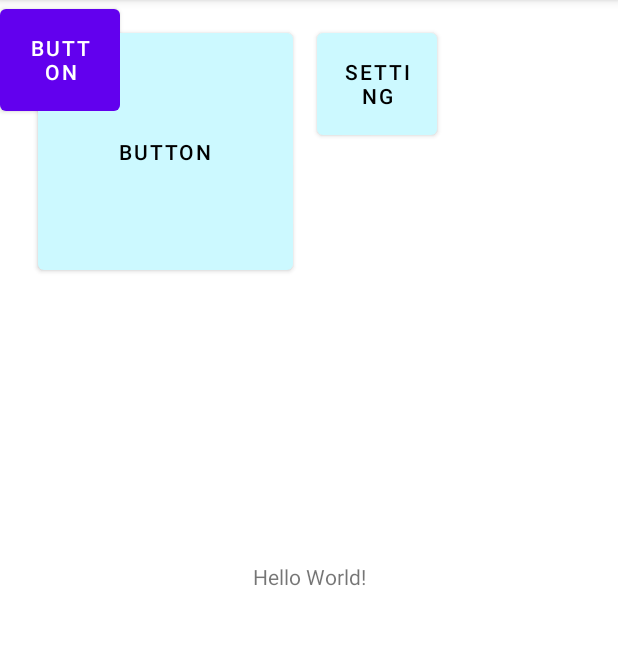
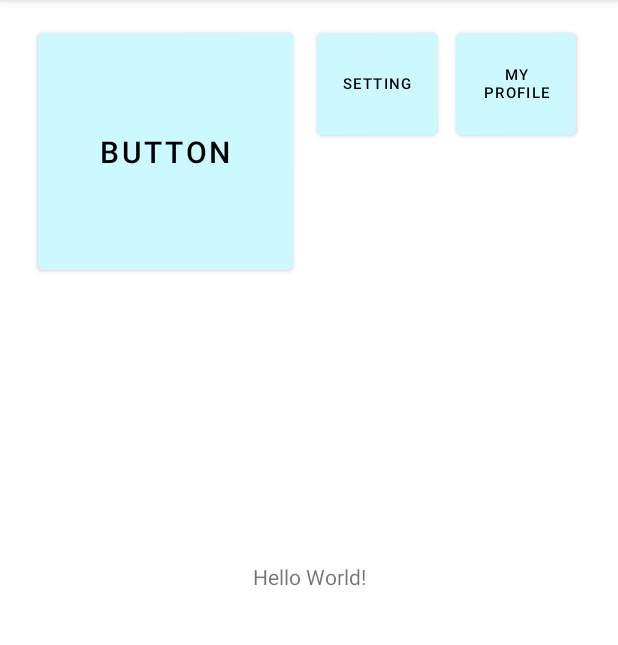
Before and after one commit to Komorebi-tg/app1, an Android app: the screen it shows after launch (MainActivity), on a phone screen of 412 x 824 dp, the part 84-729 px from its top. Run offline under Robolectric (Android 15) with nearby library versions, the phone set to English and light mode, and no system bars.

Commit message:
added buttons

```diff
--- a/app/src/main/res/layout/activity_main.xml
+++ b/app/src/main/res/layout/activity_main.xml
@@ -24,6 +24,7 @@
         android:layout_marginTop="16dp"
         android:text="Button"
         android:textColor="@color/black"
+        android:textSize="20sp"
         app:backgroundTint="@color/Mizuiro"
         app:layout_constraintStart_toStartOf="parent"
         app:layout_constraintTop_toTopOf="parent" />
@@ -37,6 +38,7 @@
         android:layout_marginTop="16dp"
         android:text="@string/Setting"
         android:textColor="@color/black"
+        android:textSize="10sp"
         app:backgroundTint="@color/Mizuiro"
         app:layout_constraintStart_toEndOf="@+id/button_day"
         app:layout_constraintTop_toTopOf="parent" />
@@ -45,8 +47,17 @@
         android:id="@+id/button_my_profile"
         android:layout_width="80dp"
         android:layout_height="80dp"
-        android:text="Button"
-        tools:layout_editor_absoluteX="301dp"
-        tools:layout_editor_absoluteY="46dp" />
+        android:layout_marginStart="10dp"
+        android:layout_marginLeft="10dp"
+        android:layout_marginTop="16dp"
+        android:layout_marginEnd="25dp"
+        android:layout_marginRight="25dp"
+        android:text="@string/MyProfile"
+        android:textColor="@color/black"
+        android:textSize="10sp"
+        app:backgroundTint="@color/Mizuiro"
+        app:layout_constraintEnd_toEndOf="parent"
+        app:layout_constraintStart_toEndOf="@+id/button_setting"
+        app:layout_constraintTop_toTopOf="parent" />
 
 </androidx.constraintlayout.widget.ConstraintLayout>
```
